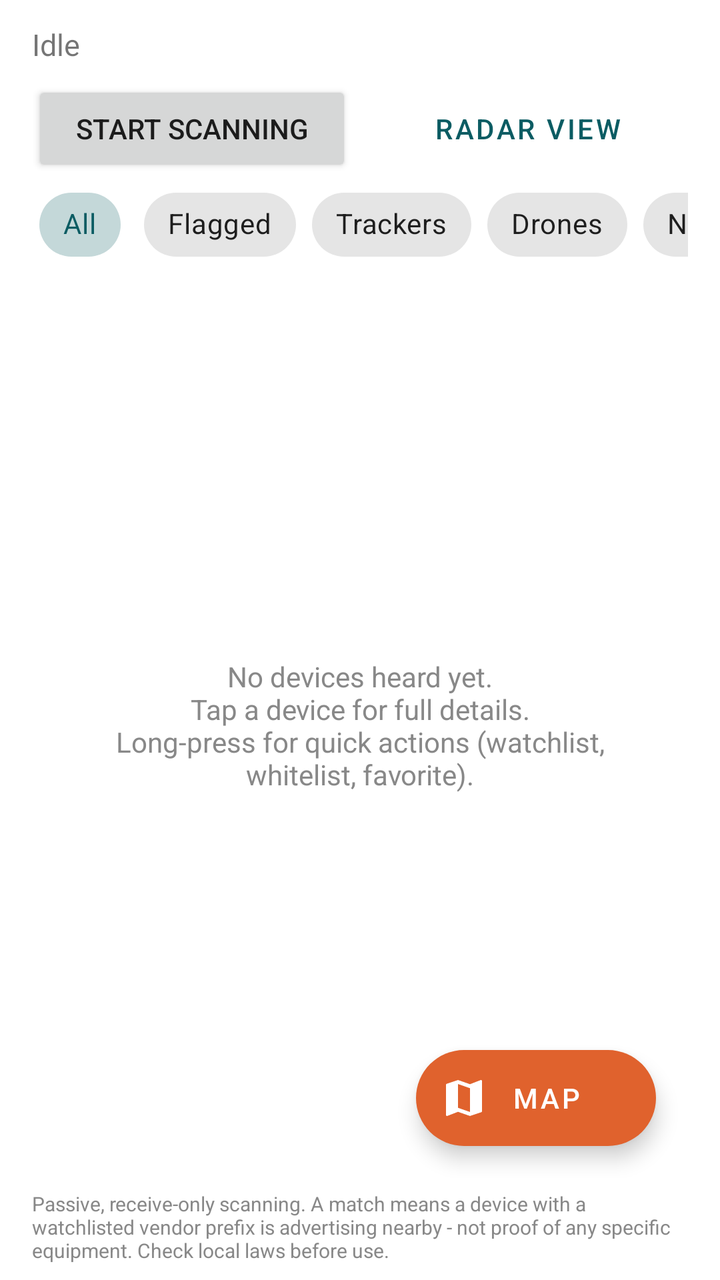
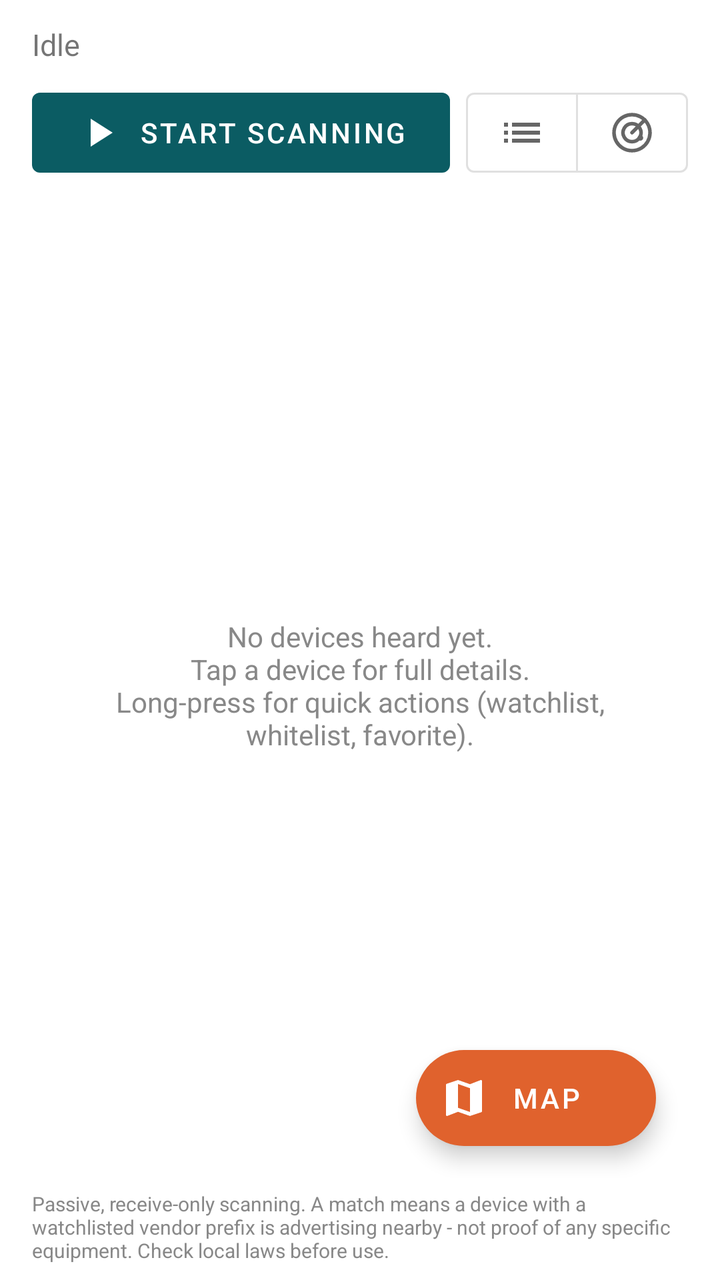

Screens rendered from an Android XML layout before and after an edit, with the pre-edit source and the edit as a unified diff.
<!-- AndroidManifest.xml: application theme Theme.RFSentinel -->
<!-- res/layout/activity_main.xml -->
<?xml version="1.0" encoding="utf-8"?>
<LinearLayout xmlns:android="http://schemas.android.com/apk/res/android"
    xmlns:app="http://schemas.android.com/apk/res-auto"
    android:layout_width="match_parent"
    android:layout_height="match_parent"
    android:orientation="vertical"
    android:paddingStart="16dp"
    android:paddingTop="12dp"
    android:paddingEnd="16dp"
    android:paddingBottom="8dp">

    
    <LinearLayout
        android:id="@+id/themedHeader"
        android:layout_width="match_parent"
        android:layout_height="wrap_content"
        android:layout_marginBottom="6dp"
        android:orientation="vertical"
        android:visibility="gone">

        <ImageView
            android:id="@+id/themeBanner"
            android:layout_width="match_parent"
            android:layout_height="wrap_content"
            android:adjustViewBounds="true"
            android:contentDescription="Theme banner"
            android:maxHeight="140dp"
            android:scaleType="fitCenter"
            android:visibility="gone" />

        <com.rfsentinel.app.ui.ThemeHeaderView
            android:id="@+id/themeHeader"
            android:layout_width="match_parent"
            android:layout_height="wrap_content" />
    </LinearLayout>

    <TextView
        android:id="@+id/threatBanner"
        android:layout_width="match_parent"
        android:layout_height="wrap_content"
        android:layout_marginBottom="8dp"
        android:background="@drawable/banner_bg"
        android:paddingStart="12dp"
        android:paddingTop="8dp"
        android:paddingEnd="12dp"
        android:paddingBottom="8dp"
        android:textColor="#FFFFFF"
        android:textSize="14sp"
        android:textStyle="bold"
        android:visibility="gone" />

    <TextView
        android:id="@+id/statusText"
        android:layout_width="match_parent"
        android:layout_height="wrap_content"
        android:paddingBottom="8dp"
        android:text="Idle"
        android:textSize="15sp" />

    <LinearLayout
        android:layout_width="match_parent"
        android:layout_height="wrap_content"
        android:orientation="horizontal">

        <Button
            android:id="@+id/startStopButton"
            android:layout_width="0dp"
            android:layout_height="wrap_content"
            android:layout_marginEnd="4dp"
            android:layout_weight="1"
            android:text="Start scanning" />

        <Button
            android:id="@+id/viewToggleButton"
            style="@style/Widget.MaterialComponents.Button.OutlinedButton"
            android:layout_width="0dp"
            android:layout_height="wrap_content"
            android:layout_marginStart="4dp"
            android:layout_weight="1"
            android:text="Radar view" />
    </LinearLayout>

    <HorizontalScrollView
        android:layout_width="match_parent"
        android:layout_height="wrap_content"
        android:scrollbars="none">

        <com.google.android.material.chip.ChipGroup
            android:id="@+id/filterChips"
            android:layout_width="wrap_content"
            android:layout_height="wrap_content"
            app:checkedChip="@id/chipAll"
            app:selectionRequired="true"
            app:singleLine="true"
            app:singleSelection="true">

            <com.google.android.material.chip.Chip
                android:id="@+id/chipAll"
                style="@style/Widget.MaterialComponents.Chip.Choice"
                android:layout_width="wrap_content"
                android:layout_height="wrap_content"
                android:text="All" />

            <com.google.android.material.chip.Chip
                android:id="@+id/chipFlagged"
                style="@style/Widget.MaterialComponents.Chip.Choice"
                android:layout_width="wrap_content"
                android:layout_height="wrap_content"
                android:text="Flagged" />

            <com.google.android.material.chip.Chip
                android:id="@+id/chipTrackers"
                style="@style/Widget.MaterialComponents.Chip.Choice"
                android:layout_width="wrap_content"
                android:layout_height="wrap_content"
                android:text="Trackers" />

            <com.google.android.material.chip.Chip
                android:id="@+id/chipDrones"
                style="@style/Widget.MaterialComponents.Chip.Choice"
                android:layout_width="wrap_content"
                android:layout_height="wrap_content"
                android:text="Drones" />

            <com.google.android.material.chip.Chip
                android:id="@+id/chipNew"
                style="@style/Widget.MaterialComponents.Chip.Choice"
                android:layout_width="wrap_content"
                android:layout_height="wrap_content"
                android:text="New" />

            <com.google.android.material.chip.Chip
                android:id="@+id/chipEsp"
                style="@style/Widget.MaterialComponents.Chip.Choice"
                android:layout_width="wrap_content"
                android:layout_height="wrap_content"
                android:text="ESP32" />

            <com.google.android.material.chip.Chip
                android:id="@+id/chipFavorites"
                style="@style/Widget.MaterialComponents.Chip.Choice"
                android:layout_width="wrap_content"
                android:layout_height="wrap_content"
                android:text="Favorites" />

            <com.google.android.material.chip.Chip
                android:id="@+id/chipBle"
                style="@style/Widget.MaterialComponents.Chip.Choice"
                android:layout_width="wrap_content"
                android:layout_height="wrap_content"
                android:text="Bluetooth" />

            <com.google.android.material.chip.Chip
                android:id="@+id/chipWifi"
                style="@style/Widget.MaterialComponents.Chip.Choice"
                android:layout_width="wrap_content"
                android:layout_height="wrap_content"
                android:text="WiFi" />
        </com.google.android.material.chip.ChipGroup>
    </HorizontalScrollView>

    <FrameLayout
        android:layout_width="match_parent"
        android:layout_height="0dp"
        android:layout_weight="1">

        
        <androidx.recyclerview.widget.RecyclerView
            android:id="@+id/recyclerView"
            android:layout_width="match_parent"
            android:layout_height="match_parent"
            android:clipToPadding="false"
            android:paddingBottom="80dp" />

        <com.rfsentinel.app.ui.RadarView
            android:id="@+id/radarView"
            android:layout_width="match_parent"
            android:layout_height="match_parent"
            android:visibility="gone" />

        <TextView
            android:id="@+id/emptyText"
            android:layout_width="match_parent"
            android:layout_height="wrap_content"
            android:layout_gravity="center"
            android:gravity="center"
            android:padding="24dp"
            android:text="No devices heard yet.\nTap a device for full details.\nLong-press for quick actions (watchlist, whitelist, favorite)."
            android:textColor="#888888" />

        
        <com.google.android.material.floatingactionbutton.ExtendedFloatingActionButton
            android:id="@+id/mapButton"
            android:layout_width="wrap_content"
            android:layout_height="wrap_content"
            android:layout_gravity="bottom|end"
            android:layout_margin="16dp"
            android:contentDescription="Open the map: your traces, devices and known cameras"
            android:text="Map"
            app:icon="@drawable/ic_map" />
    </FrameLayout>

    <TextView
        android:layout_width="match_parent"
        android:layout_height="wrap_content"
        android:paddingTop="6dp"
        android:text="@string/disclaimer"
        android:textColor="#888888"
        android:textSize="10sp" />

</LinearLayout>
<!-- resources referenced by this layout -->
<resources>
  <!-- drawable banner_bg (drawable) -->
  <?xml version="1.0" encoding="utf-8"?>
  <shape xmlns:android="http://schemas.android.com/apk/res/android" android:shape="rectangle">
      <solid android:color="#2E7D32" />
      <corners android:radius="10dp" />
  </shape>
  <!-- drawable ic_map (drawable) -->
  <?xml version="1.0" encoding="utf-8"?>
  <vector xmlns:android="http://schemas.android.com/apk/res/android"
      android:width="24dp"
      android:height="24dp"
      android:viewportWidth="24"
      android:viewportHeight="24">
      <path
          android:fillColor="#FFFFFF"
          android:pathData="M20.5,3l-0.16,0.03L15,5.1 9,3 3.36,4.9c-0.21,0.07 -0.36,0.25 -0.36,0.48V20.5c0,0.28 0.22,0.5 0.5,0.5l0.16,-0.03L9,18.9l6,2.1 5.64,-1.9c0.21,-0.07 0.36,-0.25 0.36,-0.48V3.5c0,-0.28 -0.22,-0.5 -0.5,-0.5zM15,19l-6,-2.11V5l6,2.11V19z" />
  </vector>
  <string name="disclaimer">Passive, receive-only scanning. A match means a device with a watchlisted vendor prefix is advertising nearby - not proof of any specific equipment. Check local laws before use.</string>
  <style name="Theme.RFSentinel" parent="Theme.MaterialComponents.DayNight.DarkActionBar">
          <item name="colorPrimary">@color/brand_primary</item>
          <item name="colorPrimaryVariant">@color/brand_primary_dark</item>
          <item name="colorOnPrimary">@android:color/white</item>
          <item name="colorSecondary">@color/brand_accent</item>
          <item name="colorOnSecondary">@android:color/white</item>
          <item name="rfScopeColor">@color/scope</item>
          <item name="rfScopeTextColor">@color/scope_text</item>
          <item name="rfTraceColor">@color/trace</item>
      </style>
  <color name="brand_primary">#0B5C63</color>
  <color name="brand_primary_dark">#073F44</color>
  <color name="brand_accent">#E0622D</color>
  <color name="scope">#0B5C63</color>
  <color name="scope_text">#AA0B5C63</color>
  <color name="trace">#E0622D</color>
</resources>

<!-- the commit's change to res/layout/activity_main.xml (unified diff, before → after) -->
@@ -60,103 +60,66 @@
     <LinearLayout
         android:layout_width="match_parent"
         android:layout_height="wrap_content"
+        android:gravity="center_vertical"
         android:orientation="horizontal">
 
-        <Button
+        <com.google.android.material.button.MaterialButton
             android:id="@+id/startStopButton"
             android:layout_width="0dp"
             android:layout_height="wrap_content"
-            android:layout_marginEnd="4dp"
+            android:layout_marginEnd="8dp"
             android:layout_weight="1"
-            android:text="Start scanning" />
+            android:minHeight="52dp"
+            android:text="Start scanning"
+            app:icon="@drawable/ic_car_play"
+            app:iconGravity="textStart" />
 
-        <Button
-            android:id="@+id/viewToggleButton"
-            style="@style/Widget.MaterialComponents.Button.OutlinedButton"
-            android:layout_width="0dp"
+        
+        <com.google.android.material.button.MaterialButtonToggleGroup
+            android:id="@+id/viewToggle"
+            android:layout_width="wrap_content"
             android:layout_height="wrap_content"
-            android:layout_marginStart="4dp"
-            android:layout_weight="1"
-            android:text="Radar view" />
+            app:selectionRequired="true"
+            app:singleSelection="true">
+
+            <com.google.android.material.button.MaterialButton
+                android:id="@+id/viewListButton"
+                style="@style/Widget.MaterialComponents.Button.OutlinedButton"
+                android:layout_width="wrap_content"
+                android:layout_height="wrap_content"
+                android:contentDescription="List view"
+                android:minWidth="56dp"
+                android:minHeight="52dp"
+                app:icon="@drawable/ic_car_list"
+                app:iconPadding="0dp" />
+
+            <com.google.android.material.button.MaterialButton
+                android:id="@+id/viewRadarButton"
+                style="@style/Widget.MaterialComponents.Button.OutlinedButton"
+                android:layout_width="wrap_content"
+                android:layout_height="wrap_content"
+                android:contentDescription="Radar view"
+                android:minWidth="56dp"
+                android:minHeight="52dp"
+                app:icon="@drawable/ic_radar"
+                app:iconPadding="0dp" />
+        </com.google.android.material.button.MaterialButtonToggleGroup>
     </LinearLayout>
 
+    
     <HorizontalScrollView
         android:layout_width="match_parent"
         android:layout_height="wrap_content"
+        android:layout_marginTop="4dp"
         android:scrollbars="none">
 
         <com.google.android.material.chip.ChipGroup
             android:id="@+id/filterChips"
             android:layout_width="wrap_content"
             android:layout_height="wrap_content"
-            app:checkedChip="@id/chipAll"
             app:selectionRequired="true"
             app:singleLine="true"
-            app:singleSelection="true">
-
-            <com.google.android.material.chip.Chip
-                android:id="@+id/chipAll"
-                style="@style/Widget.MaterialComponents.Chip.Choice"
-                android:layout_width="wrap_content"
-                android:layout_height="wrap_content"
-                android:text="All" />
-
-            <com.google.android.material.chip.Chip
-                android:id="@+id/chipFlagged"
-                style="@style/Widget.MaterialComponents.Chip.Choice"
-                android:layout_width="wrap_content"
-                android:layout_height="wrap_content"
-                android:text="Flagged" />
-
-            <com.google.android.material.chip.Chip
-                android:id="@+id/chipTrackers"
-                style="@style/Widget.MaterialComponents.Chip.Choice"
-                android:layout_width="wrap_content"
-                android:layout_height="wrap_content"
-                android:text="Trackers" />
-
-            <com.google.android.material.chip.Chip
-                android:id="@+id/chipDrones"
-                style="@style/Widget.MaterialComponents.Chip.Choice"
-                android:layout_width="wrap_content"
-                android:layout_height="wrap_content"
-                android:text="Drones" />
-
-            <com.google.android.material.chip.Chip
-                android:id="@+id/chipNew"
-                style="@style/Widget.MaterialComponents.Chip.Choice"
-                android:layout_width="wrap_content"
-                android:layout_height="wrap_content"
-                android:text="New" />
-
-            <com.google.android.material.chip.Chip
-                android:id="@+id/chipEsp"
-                style="@style/Widget.MaterialComponents.Chip.Choice"
-                android:layout_width="wrap_content"
-                android:layout_height="wrap_content"
-                android:text="ESP32" />
-
-            <com.google.android.material.chip.Chip
-                android:id="@+id/chipFavorites"
-                style="@style/Widget.MaterialComponents.Chip.Choice"
-                android:layout_width="wrap_content"
-                android:layout_height="wrap_content"
-                android:text="Favorites" />
-
-            <com.google.android.material.chip.Chip
-                android:id="@+id/chipBle"
-                style="@style/Widget.MaterialComponents.Chip.Choice"
-                android:layout_width="wrap_content"
-                android:layout_height="wrap_content"
-                android:text="Bluetooth" />
-
-            <com.google.android.material.chip.Chip
-                android:id="@+id/chipWifi"
-                style="@style/Widget.MaterialComponents.Chip.Choice"
-                android:layout_width="wrap_content"
-                android:layout_height="wrap_content"
-                android:text="WiFi" />
-        </com.google.android.material.chip.ChipGroup>
+            app:singleSelection="true" />
     </HorizontalScrollView>
 
     <FrameLayout
<!-- resource entries referenced after the edit -->
@@ -6,6 +6,28 @@
       <solid android:color="#2E7D32" />
       <corners android:radius="10dp" />
   </shape>
+  <!-- drawable ic_car_list (drawable) -->
+  <?xml version="1.0" encoding="utf-8"?>
+  <vector xmlns:android="http://schemas.android.com/apk/res/android"
+      android:width="24dp"
+      android:height="24dp"
+      android:viewportWidth="24"
+      android:viewportHeight="24">
+      <path
+          android:fillColor="#FFFFFF"
+          android:pathData="M3,13h2v-2H3v2zM3,17h2v-2H3v2zM3,9h2V7H3v2zM7,13h14v-2H7v2zM7,17h14v-2H7v2zM7,7v2h14V7H7z" />
+  </vector>
+  <!-- drawable ic_car_play (drawable) -->
+  <?xml version="1.0" encoding="utf-8"?>
+  <vector xmlns:android="http://schemas.android.com/apk/res/android"
+      android:width="24dp"
+      android:height="24dp"
+      android:viewportWidth="24"
+      android:viewportHeight="24">
+      <path
+          android:fillColor="#FFFFFF"
+          android:pathData="M8,5v14l11,-7z" />
+  </vector>
   <!-- drawable ic_map (drawable) -->
   <?xml version="1.0" encoding="utf-8"?>
   <vector xmlns:android="http://schemas.android.com/apk/res/android"
@@ -17,6 +39,28 @@
           android:fillColor="#FFFFFF"
           android:pathData="M20.5,3l-0.16,0.03L15,5.1 9,3 3.36,4.9c-0.21,0.07 -0.36,0.25 -0.36,0.48V20.5c0,0.28 0.22,0.5 0.5,0.5l0.16,-0.03L9,18.9l6,2.1 5.64,-1.9c0.21,-0.07 0.36,-0.25 0.36,-0.48V3.5c0,-0.28 -0.22,-0.5 -0.5,-0.5zM15,19l-6,-2.11V5l6,2.11V19z" />
   </vector>
+  <!-- drawable ic_radar (drawable) -->
+  <vector xmlns:android="http://schemas.android.com/apk/res/android"
+      android:width="24dp"
+      android:height="24dp"
+      android:viewportWidth="24"
+      android:viewportHeight="24">
+      
+      <path
+          android:fillColor="@android:color/transparent"
+          android:strokeColor="#FFFFFFFF"
+          android:strokeWidth="1.8"
+          android:pathData="M12,3a9,9 0,1 0,0.01 0z M12,7.5a4.5,4.5 0,1 0,0.01 0z" />
+      <path
+          android:fillColor="@android:color/transparent"
+          android:strokeColor="#FFFFFFFF"
+          android:strokeLineCap="round"
+          android:strokeWidth="1.8"
+          android:pathData="M12,12 L18.4,5.6" />
+      <path
+          android:fillColor="#FFFFFFFF"
+          android:pathData="M16.2,14.6m-1.4,0a1.4,1.4 0,1 1,2.8 0a1.4,1.4 0,1 1,-2.8 0" />
+  </vector>
   <string name="disclaimer">Passive, receive-only scanning. A match means a device with a watchlisted vendor prefix is advertising nearby - not proof of any specific equipment. Check local laws before use.</string>
   <style name="Theme.RFSentinel" parent="Theme.MaterialComponents.DayNight.DarkActionBar">
           <item name="colorPrimary">@color/brand_primary</item>
@@ -27,6 +71,8 @@
           <item name="rfScopeColor">@color/scope</item>
           <item name="rfScopeTextColor">@color/scope_text</item>
           <item name="rfTraceColor">@color/trace</item>
+          <item name="rfAccent">@color/brand_highlight</item>
+          <item name="rfOnAccent">@color/brand_on_highlight</item>
       </style>
   <color name="brand_primary">#0B5C63</color>
   <color name="brand_primary_dark">#073F44</color>
@@ -34,5 +80,7 @@
   <color name="scope">#0B5C63</color>
   <color name="scope_text">#AA0B5C63</color>
   <color name="trace">#E0622D</color>
+  <color name="brand_highlight">#0B5C63</color>
+  <color name="brand_on_highlight">#FFFFFF</color>
 </resources>
 
